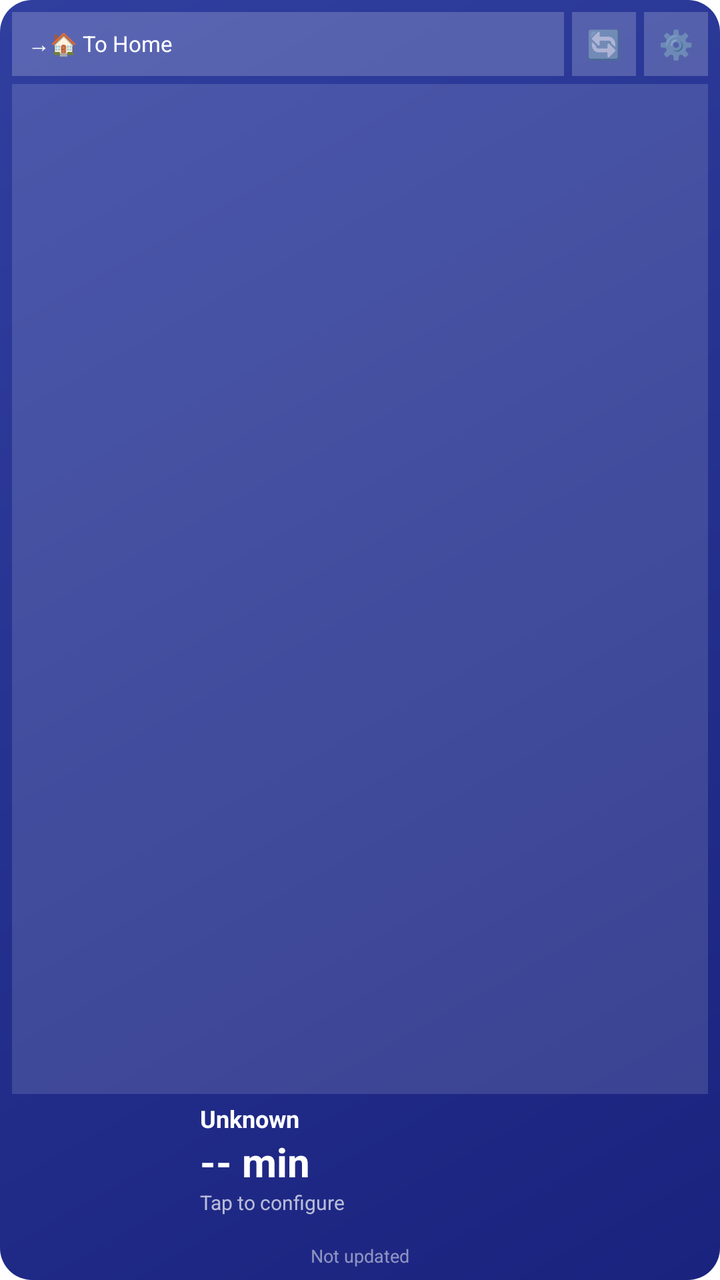
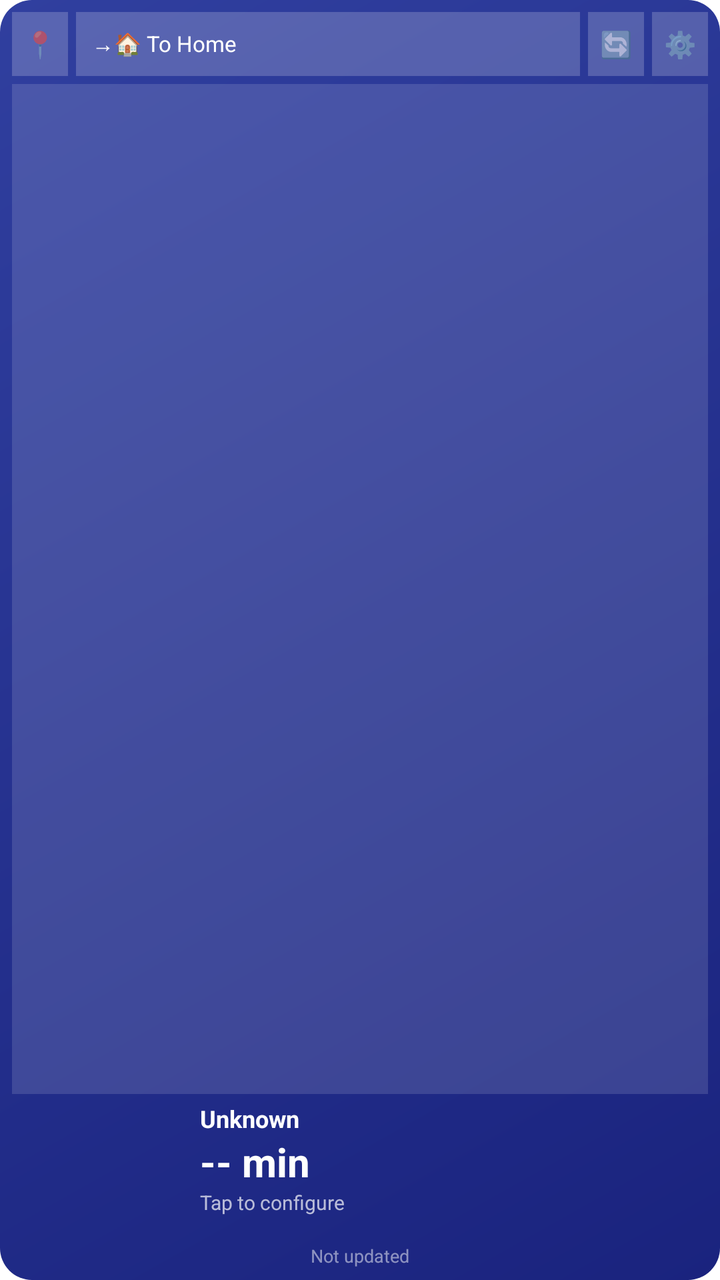

Compare the two renders of this Android layout. The source of the first and the diff that turns it into the second are given below.
<!-- AndroidManifest.xml: application theme Theme.TrafficWidget -->
<!-- res/layout/widget_traffic.xml -->
<?xml version="1.0" encoding="utf-8"?>
<LinearLayout xmlns:android="http://schemas.android.com/apk/res/android"
    android:layout_width="match_parent"
    android:layout_height="match_parent"
    android:orientation="vertical"
    android:padding="6dp"
    android:layoutDirection="ltr"
    android:background="@drawable/widget_background">

    
    <LinearLayout
        android:layout_width="match_parent"
        android:layout_height="32dp"
        android:orientation="horizontal"
        android:gravity="center_vertical"
        android:layout_marginBottom="4dp">

        <TextView
            android:id="@+id/directionButton"
            android:layout_width="0dp"
            android:layout_height="match_parent"
            android:layout_weight="1"
            android:text="→🏠 To Home"
            android:textSize="11sp"
            android:textColor="#FFFFFF"
            android:gravity="center_vertical"
            android:background="#33FFFFFF"
            android:paddingStart="8dp"
            android:paddingEnd="8dp"
            android:layout_marginEnd="4dp" />

        <TextView
            android:id="@+id/refreshButton"
            android:layout_width="32dp"
            android:layout_height="match_parent"
            android:text="🔄"
            android:textSize="14sp"
            android:gravity="center"
            android:background="#33FFFFFF"
            android:layout_marginEnd="4dp" />

        <TextView
            android:id="@+id/settingsButton"
            android:layout_width="32dp"
            android:layout_height="match_parent"
            android:text="⚙️"
            android:textSize="14sp"
            android:gravity="center"
            android:background="#33FFFFFF" />

    </LinearLayout>

    
    <ImageView
        android:id="@+id/mapImage"
        android:layout_width="match_parent"
        android:layout_height="0dp"
        android:layout_weight="1"
        android:minHeight="220dp"
        android:scaleType="centerCrop"
        android:background="#22FFFFFF"
        android:layout_marginBottom="4dp" />

    
    <LinearLayout
        android:id="@+id/gaugeContainer"
        android:layout_width="match_parent"
        android:layout_height="wrap_content"
        android:orientation="horizontal"
        android:gravity="center_vertical">

        
        <ImageView
            android:id="@+id/gaugeImage"
            android:layout_width="90dp"
            android:layout_height="58dp"
            android:scaleType="fitCenter" />

        
        <LinearLayout
            android:layout_width="0dp"
            android:layout_height="wrap_content"
            android:layout_weight="1"
            android:orientation="vertical"
            android:paddingStart="4dp">

            <TextView
                android:id="@+id/statusLabel"
                android:layout_width="wrap_content"
                android:layout_height="wrap_content"
                android:text="Unknown"
                android:textSize="12sp"
                android:textColor="#FFFFFF"
                android:textStyle="bold" />

            <TextView
                android:id="@+id/travelTime"
                android:layout_width="wrap_content"
                android:layout_height="wrap_content"
                android:text="-- min"
                android:textSize="20sp"
                android:textColor="#FFFFFF"
                android:textStyle="bold" />

            <TextView
                android:id="@+id/delayInfo"
                android:layout_width="match_parent"
                android:layout_height="wrap_content"
                android:text="Tap to configure"
                android:textSize="10sp"
                android:textColor="#B0FFFFFF"
                android:maxLines="1"
                android:ellipsize="end" />

            <TextView
                android:id="@+id/altRouteInfo"
                android:layout_width="match_parent"
                android:layout_height="wrap_content"
                android:text=""
                android:textSize="10sp"
                android:textColor="#80FFFFFF"
                android:maxLines="1"
                android:ellipsize="end" />

        </LinearLayout>

    </LinearLayout>

    
    <TextView
        android:id="@+id/lastUpdate"
        android:layout_width="match_parent"
        android:layout_height="wrap_content"
        android:text="Not updated"
        android:textSize="9sp"
        android:textColor="#80FFFFFF"
        android:gravity="center" />

</LinearLayout>
<!-- resources referenced by this layout -->
<resources>
  <!-- drawable widget_background (drawable) -->
  <?xml version="1.0" encoding="utf-8"?>
  <shape xmlns:android="http://schemas.android.com/apk/res/android"
      android:shape="rectangle">
      <corners android:radius="16dp" />
      <gradient
          android:angle="135"
          android:startColor="#1A237E"
          android:endColor="#303F9F"
          android:type="linear" />
  </shape>
  <style name="Theme.TrafficWidget" parent="Theme.MaterialComponents.DayNight.DarkActionBar">
          <item name="colorPrimary">#1A237E</item>
          <item name="colorPrimaryVariant">#000051</item>
          <item name="colorOnPrimary">#FFFFFF</item>
          <item name="colorSecondary">#4CAF50</item>
          <item name="colorSecondaryVariant">#087f23</item>
          <item name="colorOnSecondary">#000000</item>
      </style>
</resources>

<!-- the commit's change to res/layout/widget_traffic.xml (unified diff, before → after) -->
@@ -16,6 +16,16 @@
         android:layout_marginBottom="4dp">
 
         <TextView
+            android:id="@+id/gpsButton"
+            android:layout_width="28dp"
+            android:layout_height="match_parent"
+            android:text="📍"
+            android:textSize="13sp"
+            android:gravity="center"
+            android:background="#33FFFFFF"
+            android:layout_marginEnd="4dp" />
+
+        <TextView
             android:id="@+id/directionButton"
             android:layout_width="0dp"
             android:layout_height="match_parent"
@@ -31,20 +41,20 @@
 
         <TextView
             android:id="@+id/refreshButton"
-            android:layout_width="32dp"
+            android:layout_width="28dp"
             android:layout_height="match_parent"
             android:text="🔄"
-            android:textSize="14sp"
+            android:textSize="13sp"
             android:gravity="center"
             android:background="#33FFFFFF"
             android:layout_marginEnd="4dp" />
 
         <TextView
             android:id="@+id/settingsButton"
-            android:layout_width="32dp"
+            android:layout_width="28dp"
             android:layout_height="match_parent"
             android:text="⚙️"
-            android:textSize="14sp"
+            android:textSize="13sp"
             android:gravity="center"
             android:background="#33FFFFFF" />
 
